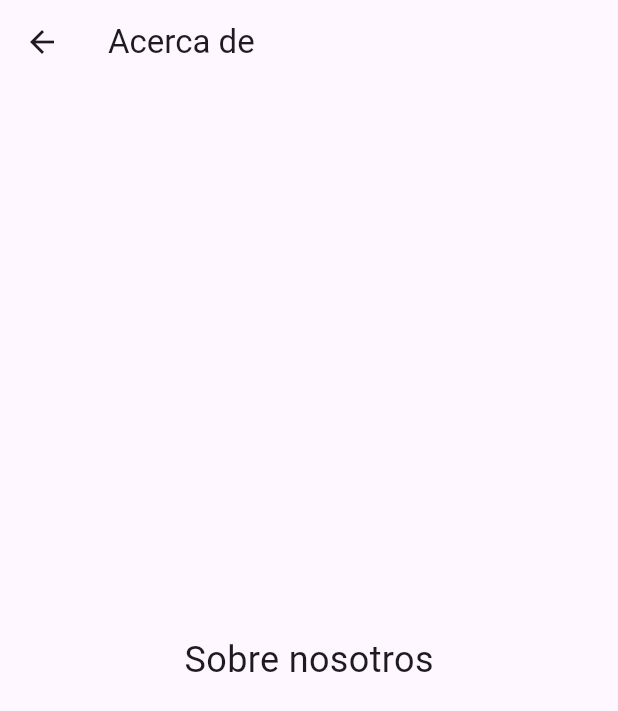
After one commit to martin3093/manazco-flutter-002, a Flutter app: the AcercaDeScreen screen opened directly, on a phone screen of 412 x 824 dp. The commit adds this screen. Shown: the top 711 px of the screen. Run offline on Flutter 3.47's test engine with Material 3 defaults, Android fonts, the phone set to English and light mode, and no system bars.

Commit message:
Prompt 2 Crear una aplicación con tres pantallas
Se crea tres pantallas nuevas  'Inicio', 'Acerca de' y 'Contacto' en archivos en el directorio screen
Se agrega Tres clases (Inicio, AcercaDe, Contacto) como StatelessWidget,
 cada una con un Scaffold y un texto en el centro, sin navegacion.

```diff
--- /dev/null
+++ b/lib/screens/acerca_de_screen.dart
@@ -0,0 +1,15 @@
+import 'package:flutter/material.dart';
+
+class AcercaDeScreen extends StatelessWidget {
+  const AcercaDeScreen({super.key});
+
+  @override
+  Widget build(BuildContext context) {
+    return Scaffold(
+      appBar: AppBar(title: const Text('Acerca de')),
+      body: const Center(
+        child: Text('Sobre nosotros', style: TextStyle(fontSize: 24)),
+      ),
+    );
+  }
+}
```
Also changed, not shown: lib/screens/contacto_screen.dart (added, +15 -0 lines), lib/screens/home_screen.dart (+5 -6 lines), lib/screens/inicio_screen.dart (added, +15 -0 lines).
